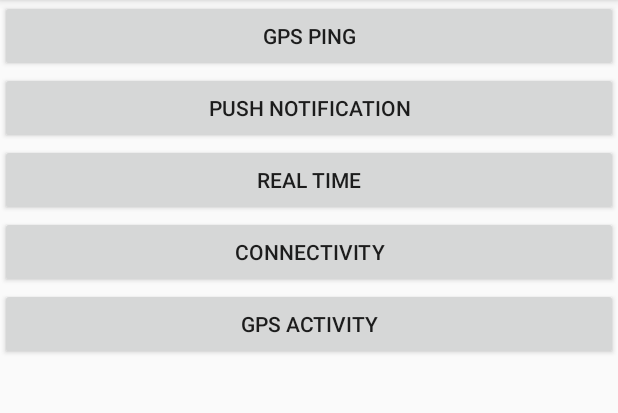
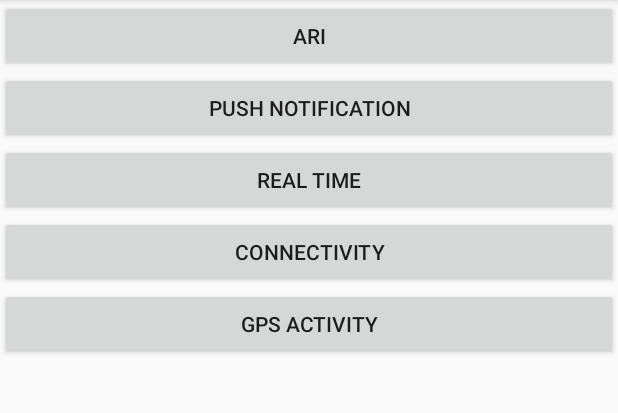
Before and after one commit to appslattur/dummy, an Android app: the screen it shows after launch (MainActivity), on a phone screen of 412 x 824 dp, the part 84-497 px from its top. Run offline under Robolectric (Android 15) with nearby library versions, the light colour scheme and no system bars.

Commit message:
Test Ari

```diff
--- a/Appslattur/app/src/main/res/layout/activity_main.xml
+++ b/Appslattur/app/src/main/res/layout/activity_main.xml
@@ -8,7 +8,7 @@
     <Button
         android:layout_width="match_parent"
         android:layout_height="wrap_content"
-        android:text="GPS Ping"
+        android:text="Ari"
         android:id="@+id/GPSBtn"
         android:layout_gravity="center_horizontal" />
 
```
